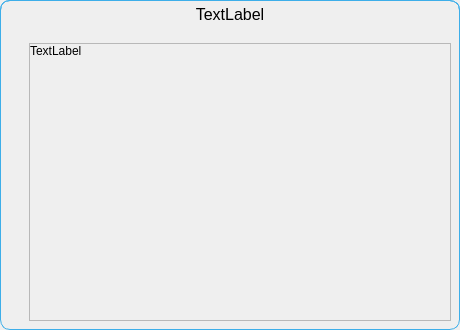
This is ui/message_dialog.ui in TheCodingJsoftware/Invigo as Qt 5 draws it before an edit. The edited form follows.
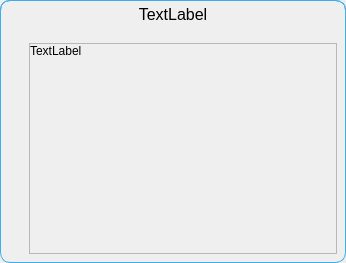
This is the edited form.

```diff
--- a/ui/message_dialog.ui
+++ b/ui/message_dialog.ui
@@ -6,8 +6,8 @@
    <rect>
     <x>0</x>
     <y>0</y>
-    <width>460</width>
-    <height>330</height>
+    <width>346</width>
+    <height>263</height>
    </rect>
   </property>
   <property name="windowTitle">
@@ -145,8 +145,8 @@
               <rect>
                <x>0</x>
                <y>0</y>
-               <width>410</width>
-               <height>266</height>
+               <width>296</width>
+               <height>198</height>
               </rect>
              </property>
              <layout class="QVBoxLayout" name="verticalLayout_4">
```
